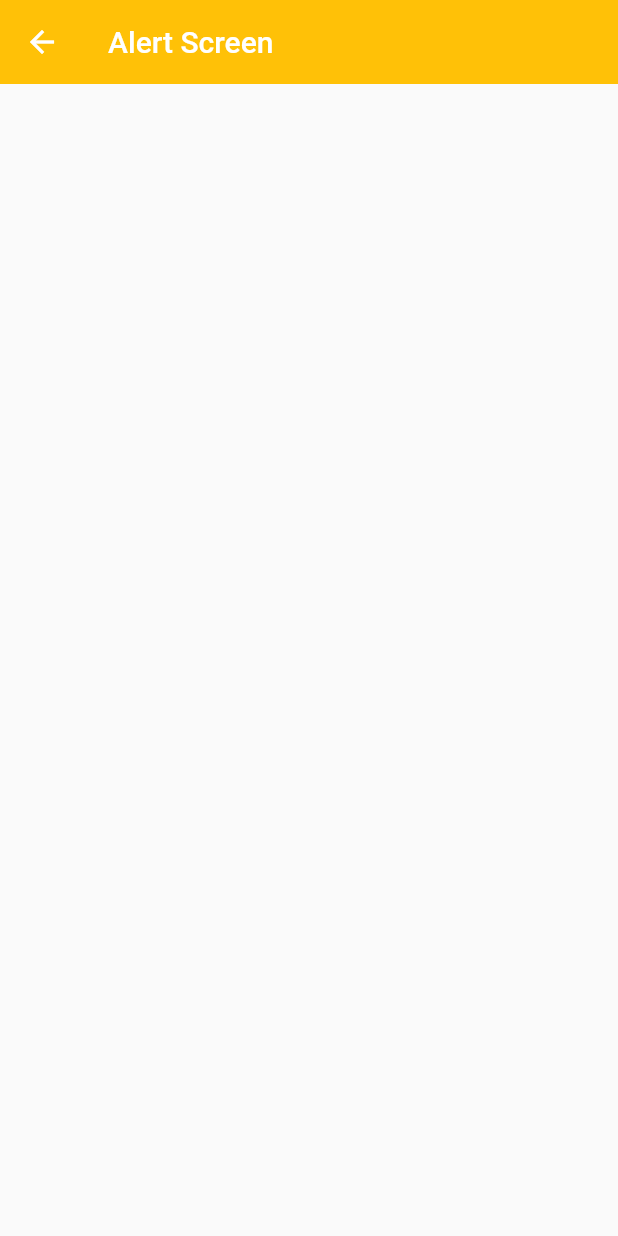
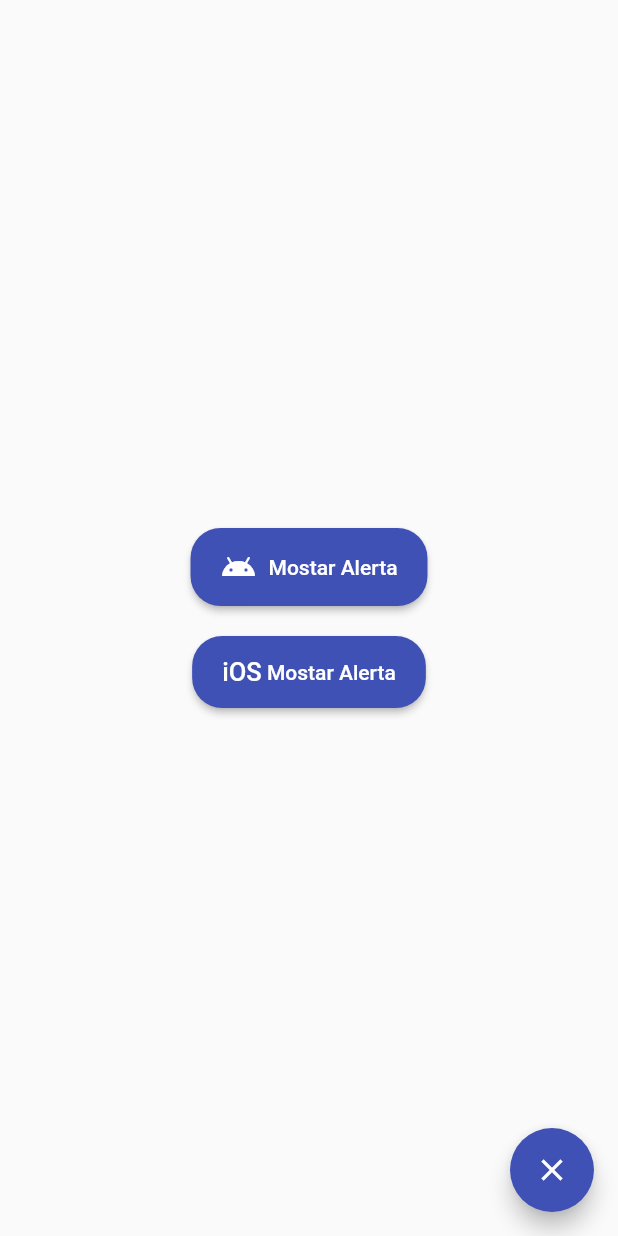
Before and after one commit to WaAlvis/fl_components, a Flutter app: the AlertScreen screen opened by its route, on a phone screen of 412 x 824 dp. Run offline on Flutter 3.47's test engine with Material 2 defaults, Android fonts, the phone set to English and light mode, and no system bars; missing offline and left inert: dart:ffi.

Commit message:
agregando Alert Dialogs de ambas plataformas iOS y Android

```diff
--- a/lib/screens/alert_screen.dart
+++ b/lib/screens/alert_screen.dart
@@ -1,13 +1,99 @@
+import 'dart:io';
+
+import 'package:flutter/cupertino.dart';
 import 'package:flutter/material.dart';
 
 class AlertScreen extends StatelessWidget {
   const AlertScreen({super.key});
 
+  void displayDialogAndroid(BuildContext context) {
+    showDialog(
+      context: context,
+      builder: (context) {
+        return AlertDialog(
+          title: const Text('Este es Un Alert Android'),
+          content: const Column(mainAxisSize: MainAxisSize.min, children: [
+            Text('Este es el conteido del AlertDialog'),
+            SizedBox(
+              height: 20,
+            ),
+            FlutterLogo(
+              size: 100,
+            )
+          ]),
+          actions: [
+            TextButton(
+              onPressed: () => Navigator.pop(context),
+              child: const Text('Cerrar'),
+            )
+          ],
+        );
+      },
+    );
+  }
+
+  void displayDialogIOS(BuildContext context) {
+    showDialog(
+      context: context,
+      builder: (context) {
+        return CupertinoAlertDialog(
+          title: const Text('Este es Un Alert IOS'),
+          content: const Column(mainAxisSize: MainAxisSize.min, children: [
+            Text('Este es el conteido del AlertDialog'),
+            SizedBox(
+              height: 20,
+            ),
+            FlutterLogo(
+              size: 100,
+            )
+          ]),
+          actions: [
+            TextButton(
+              onPressed: () => Navigator.pop(context),
+              child: const Text('Cerrar'),
+            )
+          ],
+        );
+      },
+    );
+  }
+
   @override
   Widget build(BuildContext context) {
     return Scaffold(
-      appBar: AppBar(
-        title: const Text('Alert Screen'),
+      floatingActionButton: FloatingActionButton(
+        child: const Icon(Icons.close),
+        onPressed: () => Navigator.pop(context),
+      ),
+      body: Center(
+        child: Column(
+          crossAxisAlignment: CrossAxisAlignment.center,
+          mainAxisAlignment: MainAxisAlignment.center,
+          children: [
+            ElevatedButton.icon(
+              label: const Text('Mostar Alerta'),
+              icon: const Icon(Icons.android),
+              onPressed: () => displayDialogAndroid(context),
+            ),
+            const SizedBox(
+              height: 20,
+            ),
+            ElevatedButton(
+              child: const Row(
+                mainAxisAlignment: MainAxisAlignment.end,
+                mainAxisSize: MainAxisSize.min,
+                children: [
+                  Text(
+                    'iOS',
+                    style: TextStyle(fontSize: 17),
+                  ),
+                  Text(' Mostar Alerta'),
+                ],
+              ),
+              onPressed: () => displayDialogIOS(context),
+            ),
+          ],
+        ),
       ),
     );
   }
--- a/lib/theme/app_theme.dart
+++ b/lib/theme/app_theme.dart
@@ -1,7 +1,7 @@
 import 'package:flutter/material.dart';
 
 class AppTheme {
-  static const primaryColor = Colors.amber;
+  static const primaryColor = Colors.indigo;
 
   static final ThemeData themeAppLight = ThemeData.light().copyWith(
     primaryColor: primaryColor,
@@ -10,6 +10,19 @@ class AppTheme {
         foregroundColor: primaryColor,
       ),
     ),
+
+    floatingActionButtonTheme:
+        const FloatingActionButtonThemeData(backgroundColor: primaryColor),
+
+
+
+
+    elevatedButtonTheme: ElevatedButtonThemeData(
+        style: ElevatedButton.styleFrom(
+            padding: const EdgeInsets.symmetric(vertical: 14, horizontal: 20),
+            backgroundColor: primaryColor,
+            shape: RoundedRectangleBorder(
+                borderRadius: BorderRadius.circular(20)))),
     appBarTheme: const AppBarTheme(elevation: 0, backgroundColor: primaryColor),
   );
 
```
